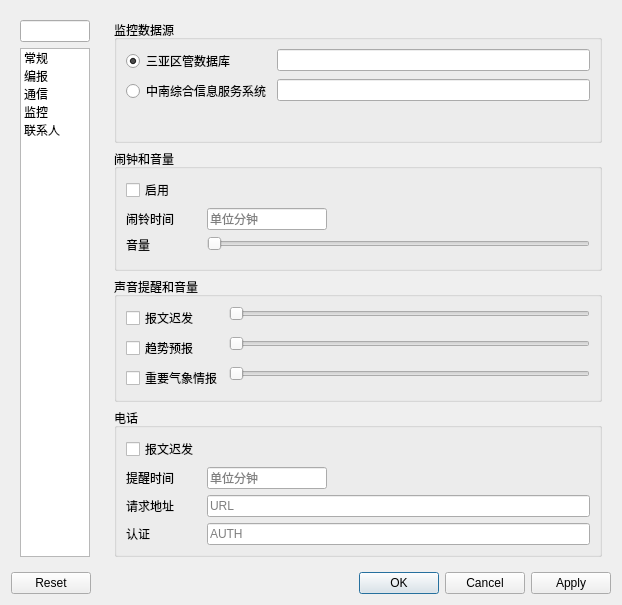
The window that tafor/widgets/ui/settings.ui (up1and/tafor) describes before a commit, drawn with Qt 5.
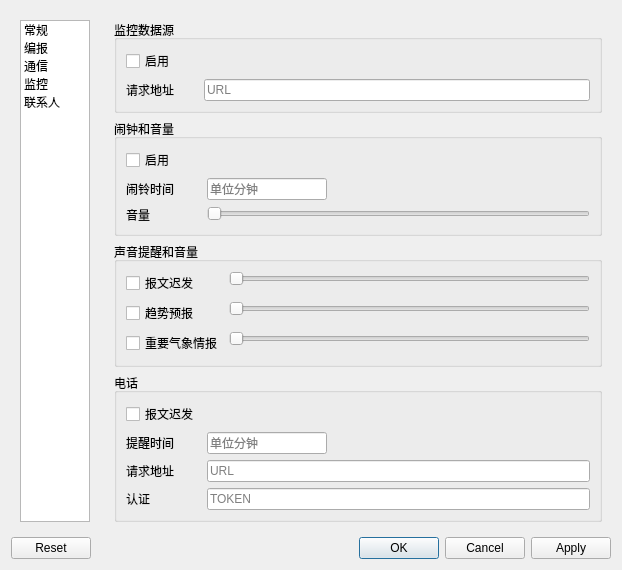
The same window after the commit. The open tabs and pages were chosen to show the change.

Commit message: 设置界面小幅调整

The edit to the form file:
```diff
--- a/tafor/widgets/ui/settings.ui
+++ b/tafor/widgets/ui/settings.ui
@@ -7,7 +7,7 @@
     <x>0</x>
     <y>0</y>
     <width>622</width>
-    <height>605</height>
+    <height>497</height>
    </rect>
   </property>
   <property name="acceptDrops">
@@ -28,9 +28,6 @@
         </size>
        </property>
        <layout class="QVBoxLayout" name="leftbox">
-        <item>
-         <widget class="QLineEdit" name="search"/>
-        </item>
         <item>
          <widget class="QListWidget" name="menu">
           <item>
@@ -612,27 +609,25 @@
            </property>
            <layout class="QFormLayout" name="formLayout_6">
             <item row="0" column="0">
-             <widget class="QRadioButton" name="sydb">
+             <widget class="QCheckBox" name="web_api">
               <property name="text">
-               <string>三亚区管数据库</string>
-              </property>
-              <property name="checked">
-               <bool>true</bool>
+               <string>启用</string>
               </property>
              </widget>
             </item>
-            <item row="0" column="1">
-             <widget class="QLineEdit" name="sydb_url"/>
-            </item>
             <item row="1" column="0">
-             <widget class="QRadioButton" name="web">
+             <widget class="QLabel" name="web_api_label">
               <property name="text">
-               <string>中南综合信息服务系统</string>
+               <string>请求地址       </string>
               </property>
              </widget>
             </item>
             <item row="1" column="1">
-             <widget class="QLineEdit" name="web_url"/>
+             <widget class="QLineEdit" name="web_api_url">
+              <property name="placeholderText">
+               <string>URL</string>
+              </property>
+             </widget>
             </item>
            </layout>
           </widget>
@@ -795,7 +790,7 @@
             <item row="3" column="1">
              <widget class="QLineEdit" name="call_service_auth">
               <property name="placeholderText">
-               <string>AUTH</string>
+               <string>TOKEN</string>
               </property>
              </widget>
             </item>
```
Left out of the diff: 5 changed lines with no effect on the pictures. The commit also changes 4 other files.
